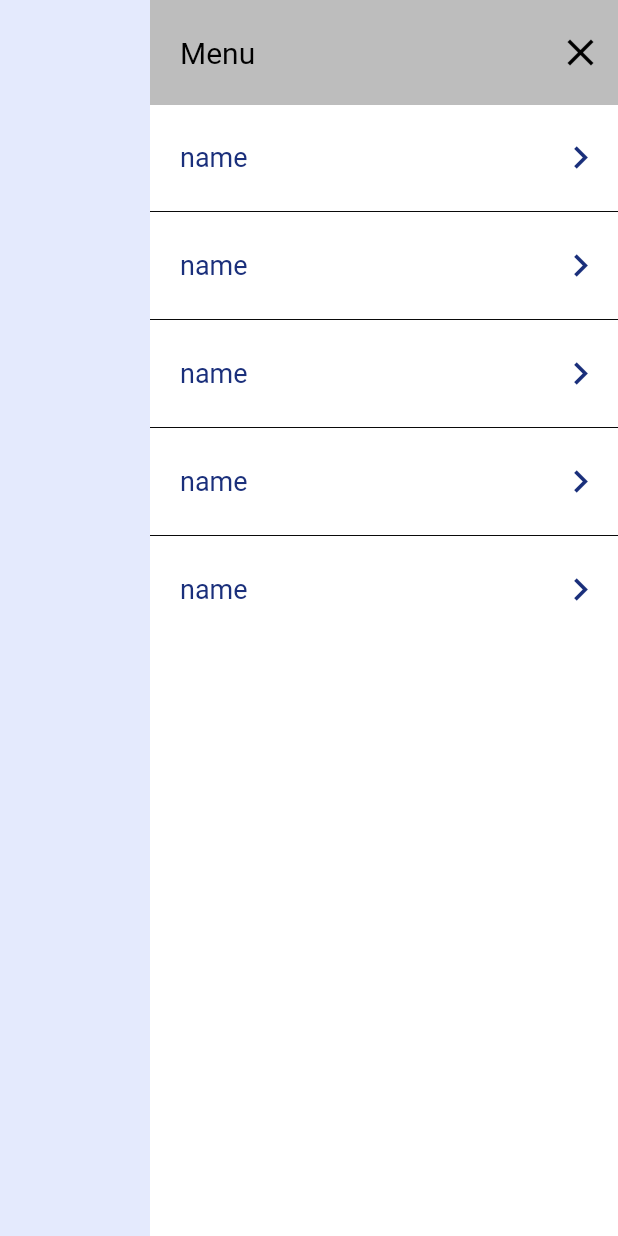
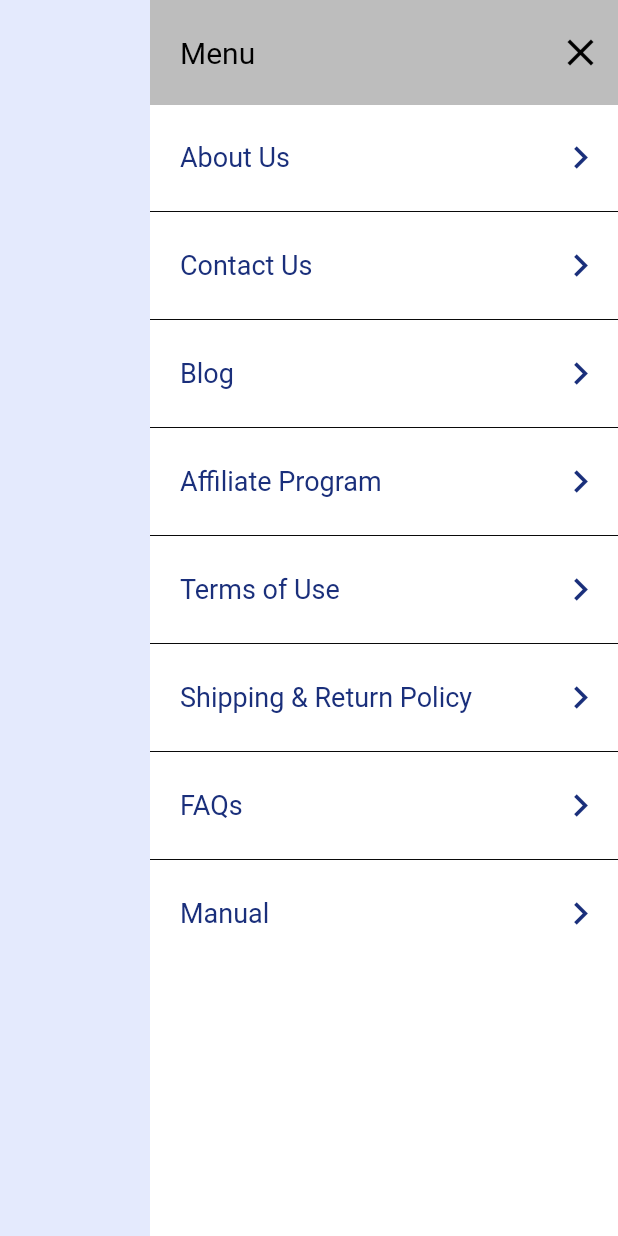
Before and after one commit to Santosh9001/ExportFromNepal, a Flutter app: the HomeMenuDialog screen opened directly, on a phone screen of 412 x 824 dp. Run offline on Flutter 3.47's test engine with Material 2 defaults, Android fonts, the light colour scheme and no system bars; our stand-ins replace firebase_auth, firebase_core, flutter_image_slideshow, flutter_rating_bar, flutter_svg, flutter_vector_icons and 2 more; missing offline and left inert: flutter_facebook_auth; accounts and stored records are empty.

Commit message:
changes in Home menu dialog

```diff
--- /dev/null
+++ b/lib/provider/HomeDataProvider.dart
@@ -0,0 +1,15 @@
+import 'package:flutter/cupertino.dart';
+
+class HomeDataProvider extends ChangeNotifier {
+  List<String> menuList = [
+    "About Us",
+    "Contact Us",
+    "Blog",
+    "Affiliate Program",
+    "Terms of Use",
+    "Shipping & Return Policy",
+    "FAQs",
+    "Manual"
+  ];
+
+}
--- a/lib/ui/screens/dashboard/home/components/HomeMenuDialog.dart
+++ b/lib/ui/screens/dashboard/home/components/HomeMenuDialog.dart
@@ -1,13 +1,21 @@
+import 'package:export_nepal/provider/HomeDataProvider.dart';
 import 'package:export_nepal/utils/constants.dart';
 import 'package:flutter/material.dart';
 import 'package:flutter/widgets.dart';
+import 'package:provider/provider.dart';
 
 class HomeMenuDialog extends StatelessWidget {
   @override
   Widget build(BuildContext context) {
+    return ChangeNotifierProvider(
+      create: (context) => HomeDataProvider(),
+      child: Builder(
+        builder: (context) {
           return Scaffold(
             body: SafeArea(
-        child: Container(
+              child: Consumer<HomeDataProvider>(
+                builder: (context, provider, child) {
+                  return Container(
                     color: Colors.white,
                     margin: EdgeInsets.only(left: 100),
                     child: Column(
@@ -21,7 +29,8 @@ class HomeMenuDialog extends StatelessWidget {
                               padding: EdgeInsets.only(
                                   top: 20, bottom: 20, left: 20, right: 10),
                               child: Row(
-                      mainAxisAlignment: MainAxisAlignment.spaceBetween,
+                                mainAxisAlignment:
+                                    MainAxisAlignment.spaceBetween,
                                 children: [
                                   Text(
                                     "Menu",
@@ -40,18 +49,23 @@ class HomeMenuDialog extends StatelessWidget {
                         ),
                         Expanded(
                           child: ListView.separated(
-                  itemCount: 5,
+                            itemCount: provider.menuList.length,
                             itemBuilder: (BuildContext context, int index) {
-                    return HomeDialogItems(title: "name");
+                              return HomeDialogItems(title: provider.menuList[index]);
                             },
-                  separatorBuilder: (BuildContext context, int index) =>
+                            separatorBuilder:
+                                (BuildContext context, int index) =>
                                     new Divider(color: kColorBlack, height: 2),
                           ),
                         ),
                       ],
                     ),
+                  ); //padding: EdgeInsets.all(15),
+                },
               ),
-        //padding: EdgeInsets.all(15),
+            ),
+          );
+        },
       ),
     );
   }
```
Lines whose indentation alone changed are shown as unchanged.
